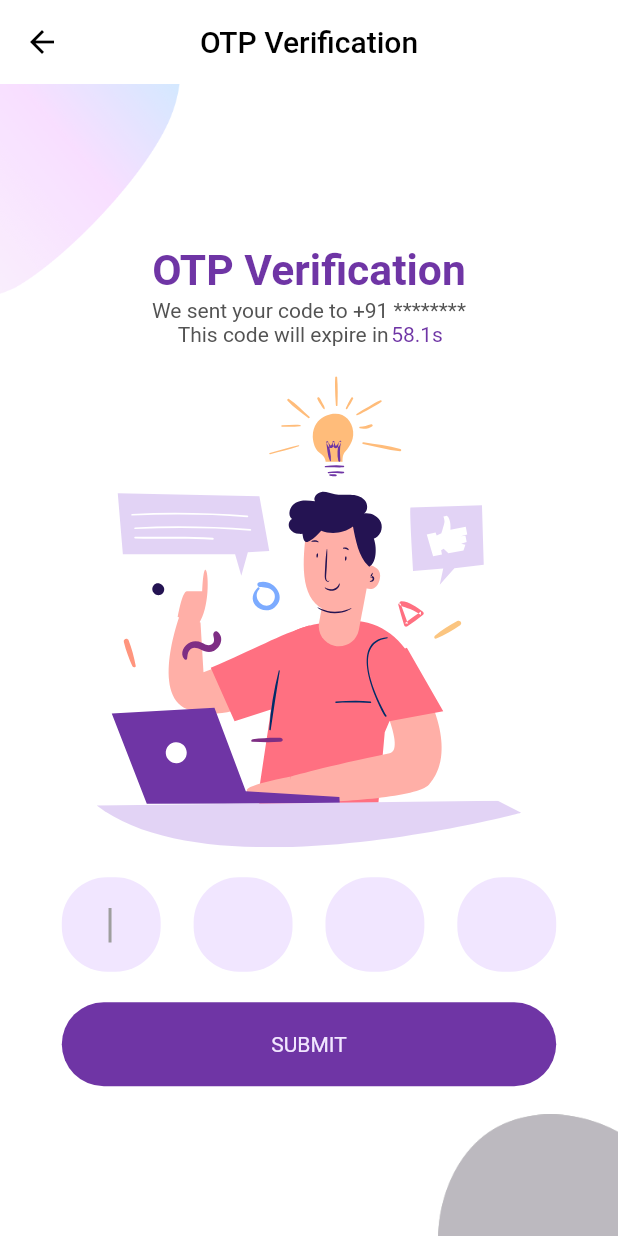
After one commit to Marshal-GG/project_jh, a Flutter app: the OtpScreen screen opened directly, on a phone screen of 412 x 824 dp. The commit adds this screen. Run offline on Flutter 3.47's test engine with Material 2 defaults, Android fonts, the phone set to English and light mode, and no system bars; our stand-ins replace cloud_firestore, datetime_picker_formfield, firebase_auth, firebase_core, flutter_svg, fluttertoast and 1 more; accounts and stored records are empty.

Commit message:
login setup done

```diff
--- a/lib/constants.dart
+++ b/lib/constants.dart
@@ -24,6 +24,7 @@ const String kInvalidEmailError = "Please Enter Valid Email";
 const String kPassNullError = "Please Enter your password";
 const String kShortPassError = "Password is too short";
 const String kMatchPassError = "Passwords don't match";
-const String kNamelNullError = "Please Enter your name";
+const String kNameNullError = "Please Enter your name";
 const String kPhoneNumberNullError = "Please Enter your phone number";
 const String kAddressNullError = "Please Enter your address";
+const String kDOBNullError = "Please Enter your DOB";
--- a/lib/screens/login_setup/signup/complete_profile/signup_details_screen.dart
+++ b/lib/screens/login_setup/signup/complete_profile/signup_details_screen.dart
@@ -12,7 +12,7 @@ class SignupDetailsScreen extends StatelessWidget {
   @override
   Widget build(BuildContext context) {
     return Scaffold(
-      appBar: buildAppBar2(),
+      appBar: buildAppBar(),
       body: const Background(
         child: SingleChildScrollView(
           child: Responsive(
@@ -24,7 +24,7 @@ class SignupDetailsScreen extends StatelessWidget {
     );
   }
 
-  AppBar buildAppBar2() {
+  AppBar buildAppBar() {
     return AppBar(
       elevation: 0,
       title: const Text("Sign Up"),
--- /dev/null
+++ b/lib/screens/login_setup/signup/otp/components/opt_screen_top_image.dart
@@ -0,0 +1,64 @@
+import 'package:flutter/material.dart';
+import 'package:flutter_svg/flutter_svg.dart';
+import 'package:project_jh/constants.dart';
+
+class OtpScreenTopImage extends StatelessWidget {
+  const OtpScreenTopImage({
+    Key? key,
+  }) : super(key: key);
+
+  @override
+  Widget build(BuildContext context) {
+    return SizedBox(
+      width: double.infinity,
+      child: Column(
+        children: [
+          Text(
+            "OTP Verification",
+            style: headingStyle,
+          ),
+          const Text(
+            "We sent your code to +91 ********",
+            textAlign: TextAlign.center,
+            style: TextStyle(color: kTextColor),
+          ),
+          buildTimer(),
+          const SizedBox(height: kDefaultPaddin),
+          Row(
+            children: [
+              const Spacer(),
+              Expanded(
+                flex: 8,
+                child: SvgPicture.asset("assets/icons/signup.svg"),
+              ),
+              const Spacer(),
+            ],
+          ),
+          const SizedBox(height: kDefaultPaddin),
+        ],
+      ),
+    );
+  }
+
+  Row buildTimer() {
+    return Row(
+      mainAxisAlignment: MainAxisAlignment.center,
+      children: [
+        const Text(
+          "This code will expire in ",
+          textAlign: TextAlign.center,
+          style: TextStyle(color: kTextColor),
+        ),
+        TweenAnimationBuilder(
+          tween: Tween(begin: 60.0, end: 0.00),
+          duration: const Duration(seconds: 60),
+          builder: (BuildContext context, value, child) => Text(
+            "${value}s",
+            style: const TextStyle(color: kPrimaryColor),
+          ),
+          onEnd: () {},
+        ),
+      ],
+    );
+  }
+}
--- /dev/null
+++ b/lib/screens/login_setup/signup/otp/components/otp_form_screen.dart
@@ -0,0 +1,101 @@
+import 'package:flutter/material.dart';
+import 'package:project_jh/constants.dart';
+import 'package:project_jh/size_config.dart';
+
+class OtpFormScreen extends StatefulWidget {
+  const OtpFormScreen({
+    Key? key,
+  }) : super(key: key);
+
+  @override
+  State<OtpFormScreen> createState() => _OtpFormScreenState();
+}
+
+class _OtpFormScreenState extends State<OtpFormScreen> {
+  FocusNode? pin1FocusNode;
+  FocusNode? pin2FocusNode;
+  FocusNode? pin3FocusNode;
+  FocusNode? pin4FocusNode;
+  final _formKey = GlobalKey<FormState>();
+
+  String? nextNode, nodeName;
+
+  @override
+  void initState() {
+    super.initState();
+    pin1FocusNode = FocusNode();
+    pin2FocusNode = FocusNode();
+    pin3FocusNode = FocusNode();
+    pin4FocusNode = FocusNode();
+  }
+
+  @override
+  void dispose() {
+    pin1FocusNode?.dispose();
+    pin2FocusNode?.dispose();
+    pin3FocusNode?.dispose();
+    pin4FocusNode?.dispose();
+    super.dispose();
+  }
+
+  void nextField({required String value, FocusNode? focusNode}) {
+    if (value.length == 1) {
+      focusNode?.requestFocus();
+    }
+  }
+
+  @override
+  Widget build(BuildContext context) {
+    return Form(
+      key: _formKey,
+      child: Column(
+        children: [
+          Row(
+            children: [
+              otpField(nextNode: pin2FocusNode, nodeName: pin1FocusNode),
+              SizedBox(width: getProportionateScreenWidth(kDefaultPaddin)),
+              otpField(nextNode: pin3FocusNode, nodeName: pin2FocusNode),
+              SizedBox(width: getProportionateScreenWidth(kDefaultPaddin)),
+              otpField(nextNode: pin4FocusNode, nodeName: pin3FocusNode),
+              SizedBox(width: getProportionateScreenWidth(kDefaultPaddin)),
+              //fix error add unfocus on pin4 next node ex: pin4FocusNode.unforcus
+              otpField(nextNode: pin4FocusNode, nodeName: pin4FocusNode),
+            ],
+          ),
+          SizedBox(height: getProportionateScreenHeight(kDefaultPaddin)),
+          buildSubmitButton(),
+        ],
+      ),
+    );
+  }
+
+  ElevatedButton buildSubmitButton() {
+    return ElevatedButton(
+      onPressed: () {},
+      child: Text(
+        "Submit".toUpperCase(),
+        style: const TextStyle(
+            fontWeight: FontWeight.normal, color: kPrimaryLightColor),
+      ),
+    );
+  }
+
+  SizedBox otpField({FocusNode? nextNode, required nodeName}) {
+    return SizedBox(
+      width: getProportionateScreenWidth(60),
+      child: TextFormField(
+        focusNode: nodeName,
+        textInputAction: TextInputAction.done,
+        autofocus: true,
+        obscureText: true,
+        keyboardType: TextInputType.number,
+        style: const TextStyle(fontSize: kDefaultPaddin),
+        textAlign: TextAlign.center,
+        onChanged: (value) {
+          nextField(value: value, focusNode: nextNode);
+        },
+        //setup to store value
+      ),
+    );
+  }
+}
--- /dev/null
+++ b/lib/screens/login_setup/signup/otp/otp_screen.dart
@@ -0,0 +1,87 @@
+import 'package:flutter/material.dart';
+import 'package:project_jh/screens/login_setup/components/background.dart';
+import 'package:project_jh/screens/login_setup/responsive.dart';
+import 'package:project_jh/screens/login_setup/signup/otp/components/opt_screen_top_image.dart';
+
+import 'components/otp_form_screen.dart';
+
+class OtpScreen extends StatelessWidget {
+  const OtpScreen({Key? key}) : super(key: key);
+
+  @override
+  Widget build(BuildContext context) {
+    return Scaffold(
+      appBar: buildAppBar(),
+      body: const Background(
+        child: SingleChildScrollView(
+          child: Responsive(
+            mobile: MobileOTPScreen(),
+            desktop: DesktopOTPScreen(),
+          ),
+        ),
+      ),
+    );
+  }
+
+  AppBar buildAppBar() {
+    return AppBar(
+      elevation: 0,
+      title: const Text("OTP Verification"),
+      backgroundColor: Colors.transparent,
+      centerTitle: true,
+    );
+  }
+}
+
+class MobileOTPScreen extends StatelessWidget {
+  const MobileOTPScreen({
+    Key? key,
+  }) : super(key: key);
+
+  @override
+  Widget build(BuildContext context) {
+    return Column(
+      mainAxisAlignment: MainAxisAlignment.center,
+      children: [
+        const OtpScreenTopImage(),
+        Row(
+          children: const [
+            Spacer(),
+            Expanded(
+              flex: 8,
+              child: OtpFormScreen(),
+            ),
+            Spacer(),
+          ],
+        )
+      ],
+    );
+  }
+}
+
+class DesktopOTPScreen extends StatelessWidget {
+  const DesktopOTPScreen({
+    Key? key,
+  }) : super(key: key);
+
+  @override
+  Widget build(BuildContext context) {
+    return Column(
+      mainAxisAlignment: MainAxisAlignment.center,
+      children: [
+        const OtpScreenTopImage(),
+        const Spacer(),
+        Row(
+          children: const [
+            Spacer(),
+            Expanded(
+              flex: 8,
+              child: OtpFormScreen(),
+            ),
+            Spacer(),
+          ],
+        )
+      ],
+    );
+  }
+}
```
Also changed, not shown: lib/screens/login_setup/components/form_error.dart (+5 -4 lines), lib/screens/login_setup/signup/complete_profile/components/signup_details_form.dart (+121 -25 lines), lib/screens/login_setup/signup/email_pass/components/sign_up_form.dart (+13 -15 lines).
